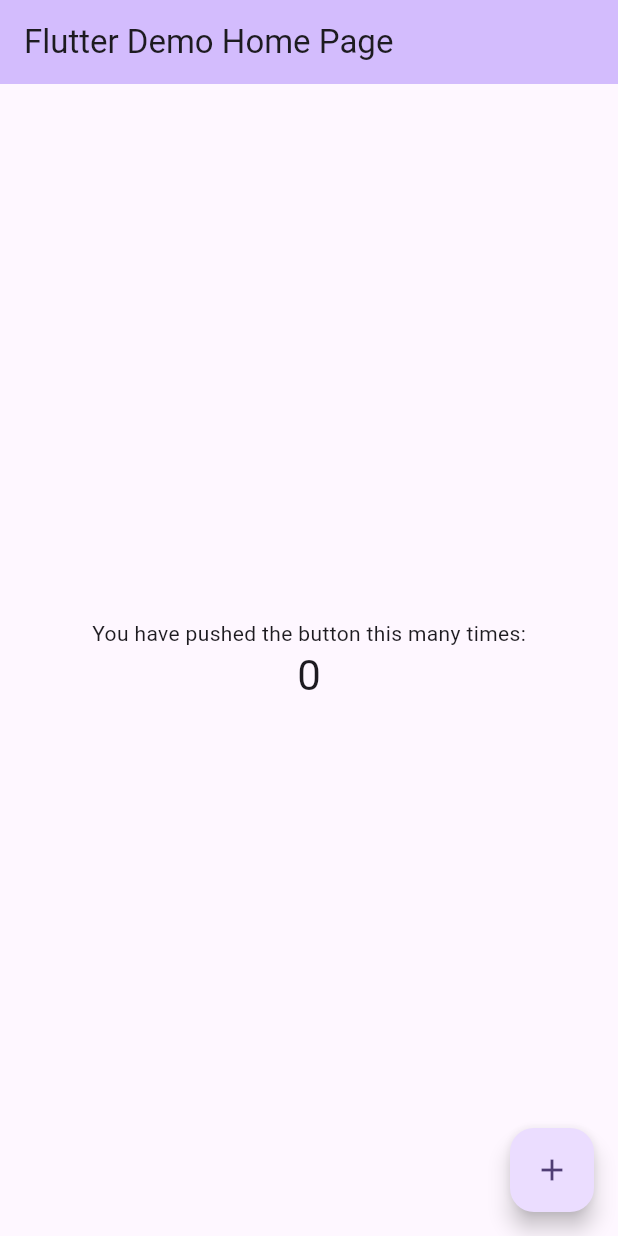
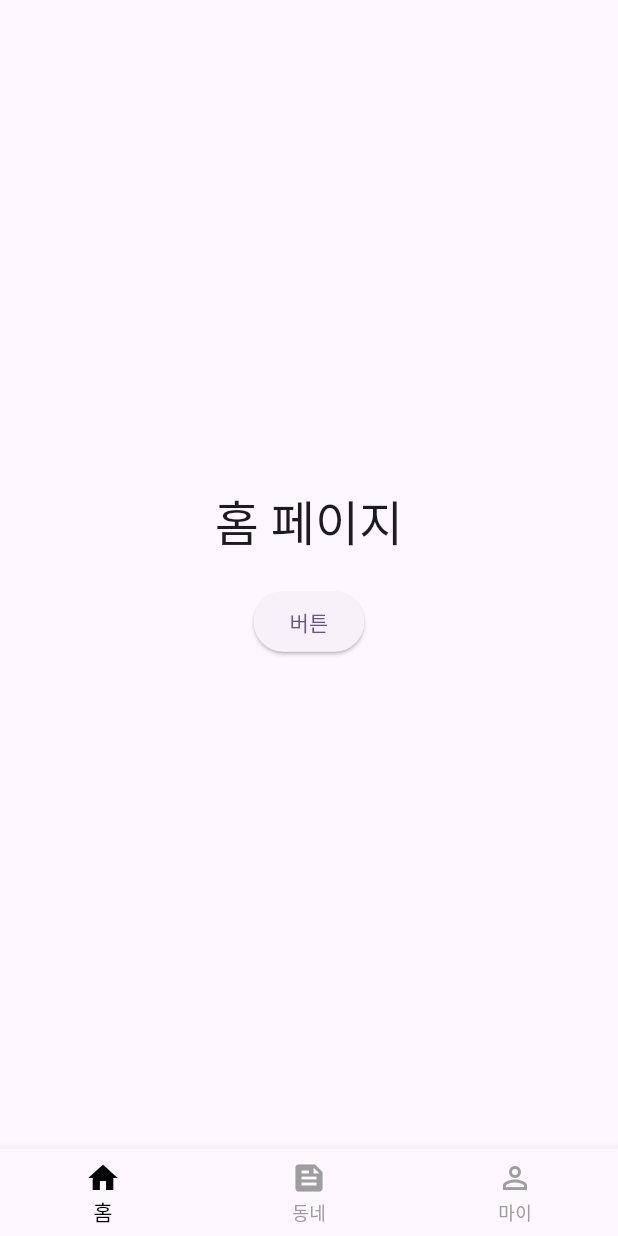
Before and after one commit to TUK-summer-session/Dasamo, a Flutter app: the screen it shows after launch, on a phone screen of 412 x 824 dp. Run offline on Flutter 3.47's test engine with Material 3 defaults, Android fonts, the phone set to English and light mode, and no system bars.

Commit message:
초기세팅

```diff
--- a/dasamo/lib/main.dart
+++ b/dasamo/lib/main.dart
@@ -1,125 +1,6 @@
+import 'package:dasamo/src/app.dart';
 import 'package:flutter/material.dart';
 
 void main() {
   runApp(const MyApp());
 }
-
-class MyApp extends StatelessWidget {
-  const MyApp({super.key});
-
-  // This widget is the root of your application.
-  @override
-  Widget build(BuildContext context) {
-    return MaterialApp(
-      title: 'Flutter Demo',
-      theme: ThemeData(
-        // This is the theme of your application.
-        //
-        // TRY THIS: Try running your application with "flutter run". You'll see
-        // the application has a purple toolbar. Then, without quitting the app,
-        // try changing the seedColor in the colorScheme below to Colors.green
-        // and then invoke "hot reload" (save your changes or press the "hot
-        // reload" button in a Flutter-supported IDE, or press "r" if you used
-        // the command line to start the app).
-        //
-        // Notice that the counter didn't reset back to zero; the application
-        // state is not lost during the reload. To reset the state, use hot
-        // restart instead.
-        //
-        // This works for code too, not just values: Most code changes can be
-        // tested with just a hot reload.
-        colorScheme: ColorScheme.fromSeed(seedColor: Colors.deepPurple),
-        useMaterial3: true,
-      ),
-      home: const MyHomePage(title: 'Flutter Demo Home Page'),
-    );
-  }
-}
-
-class MyHomePage extends StatefulWidget {
-  const MyHomePage({super.key, required this.title});
-
-  // This widget is the home page of your application. It is stateful, meaning
-  // that it has a State object (defined below) that contains fields that affect
-  // how it looks.
-
-  // This class is the configuration for the state. It holds the values (in this
-  // case the title) provided by the parent (in this case the App widget) and
-  // used by the build method of the State. Fields in a Widget subclass are
-  // always marked "final".
-
-  final String title;
-
-  @override
-  State<MyHomePage> createState() => _MyHomePageState();
-}
-
-class _MyHomePageState extends State<MyHomePage> {
-  int _counter = 0;
-
-  void _incrementCounter() {
-    setState(() {
-      // This call to setState tells the Flutter framework that something has
-      // changed in this State, which causes it to rerun the build method below
-      // so that the display can reflect the updated values. If we changed
-      // _counter without calling setState(), then the build method would not be
-      // called again, and so nothing would appear to happen.
-      _counter++;
-    });
-  }
-
-  @override
-  Widget build(BuildContext context) {
-    // This method is rerun every time setState is called, for instance as done
-    // by the _incrementCounter method above.
-    //
-    // The Flutter framework has been optimized to make rerunning build methods
-    // fast, so that you can just rebuild anything that needs updating rather
-    // than having to individually change instances of widgets.
-    return Scaffold(
-      appBar: AppBar(
-        // TRY THIS: Try changing the color here to a specific color (to
-        // Colors.amber, perhaps?) and trigger a hot reload to see the AppBar
-        // change color while the other colors stay the same.
-        backgroundColor: Theme.of(context).colorScheme.inversePrimary,
-        // Here we take the value from the MyHomePage object that was created by
-        // the App.build method, and use it to set our appbar title.
-        title: Text(widget.title),
-      ),
-      body: Center(
-        // Center is a layout widget. It takes a single child and positions it
-        // in the middle of the parent.
-        child: Column(
-          // Column is also a layout widget. It takes a list of children and
-          // arranges them vertically. By default, it sizes itself to fit its
-          // children horizontally, and tries to be as tall as its parent.
-          //
-          // Column has various properties to control how it sizes itself and
-          // how it positions its children. Here we use mainAxisAlignment to
-          // center the children vertically; the main axis here is the vertical
-          // axis because Columns are vertical (the cross axis would be
-          // horizontal).
-          //
-          // TRY THIS: Invoke "debug painting" (choose the "Toggle Debug Paint"
-          // action in the IDE, or press "p" in the console), to see the
-          // wireframe for each widget.
-          mainAxisAlignment: MainAxisAlignment.center,
-          children: <Widget>[
-            const Text(
-              'You have pushed the button this many times:',
-            ),
-            Text(
-              '$_counter',
-              style: Theme.of(context).textTheme.headlineMedium,
-            ),
-          ],
-        ),
-      ),
-      floatingActionButton: FloatingActionButton(
-        onPressed: _incrementCounter,
-        tooltip: 'Increment',
-        child: const Icon(Icons.add),
-      ), // This trailing comma makes auto-formatting nicer for build methods.
-    );
-  }
-}
--- /dev/null
+++ b/dasamo/lib/src/app.dart
@@ -0,0 +1,76 @@
+import 'package:dasamo/src/screen/community_page.dart';
+import 'package:dasamo/src/screen/home_page.dart';
+import 'package:dasamo/src/screen/my_page.dart';
+import 'package:flutter/material.dart';
+
+class MyApp extends StatelessWidget {
+  const MyApp({super.key});
+
+  @override
+  Widget build(BuildContext context) {
+    return MaterialApp(
+      debugShowCheckedModeBanner: false,
+      theme: ThemeData(
+        colorScheme: ColorScheme.fromSeed(seedColor: Colors.deepPurple),
+        useMaterial3: true,
+      ),
+      home: const Home(),
+    );
+  }
+}
+
+class Home extends StatefulWidget {
+  const Home({super.key});
+
+  @override
+  State<Home> createState() => _HomeState();
+}
+
+class _HomeState extends State<Home> {
+  int _selectedIndex = 0;
+
+  final List<BottomNavigationBarItem> myTabs = [
+    const BottomNavigationBarItem(
+      icon: Icon(Icons.home),
+      label: '홈',
+    ),
+    const BottomNavigationBarItem(
+      icon: Icon(Icons.feed),
+      label: '동네',
+    ),
+    const BottomNavigationBarItem(
+      icon: Icon(Icons.person_outline),
+      label: '마이',
+    ),
+  ];
+
+  final List<Widget> myTabItems = [
+    HomePage(),
+    CommunityPage(),
+    MyPage(),
+  ];
+
+  void _onItemTapped(int index) {
+    setState(() {
+      _selectedIndex = index;
+    });
+  }
+
+  @override
+  Widget build(BuildContext context) {
+    return Scaffold(
+      bottomNavigationBar: BottomNavigationBar(
+        selectedItemColor: Colors.black,
+        unselectedItemColor: Colors.grey,
+        showUnselectedLabels: true,
+        items: myTabs,
+        currentIndex: _selectedIndex,
+        onTap: _onItemTapped,
+      ),
+      body: IndexedStack(
+        index: _selectedIndex,
+        children: myTabItems,
+      ),
+    );
+  }
+}
--- /dev/null
+++ b/dasamo/lib/src/screen/home_page.dart
@@ -0,0 +1,28 @@
+// 홈 페이지 위젯
+import 'package:flutter/material.dart';
+
+class HomePage extends StatelessWidget {
+  const HomePage({super.key});
+
+  @override
+  Widget build(BuildContext context) {
+    return Center(
+      child: Column(
+        mainAxisAlignment: MainAxisAlignment.center,
+        children: <Widget>[
+          Text(
+            '홈 페이지',
+            style: Theme.of(context).textTheme.headlineLarge,
+          ),
+          const SizedBox(height: 20),
+          ElevatedButton(
+            onPressed: () {
+              // 버튼 클릭 시 동작 추가
+            },
+            child: const Text('버튼'),
+          ),
+        ],
+      ),
+    );
+  }
+}
```
Also changed, not shown: dasamo/lib/src/screen/community_page.dart (added, +28 -0 lines), dasamo/lib/src/screen/my_page.dart (added, +28 -0 lines), dasamo/lib/src/widgets/buttons/category_button.dart (added, +42 -0 lines), 1 other file.
